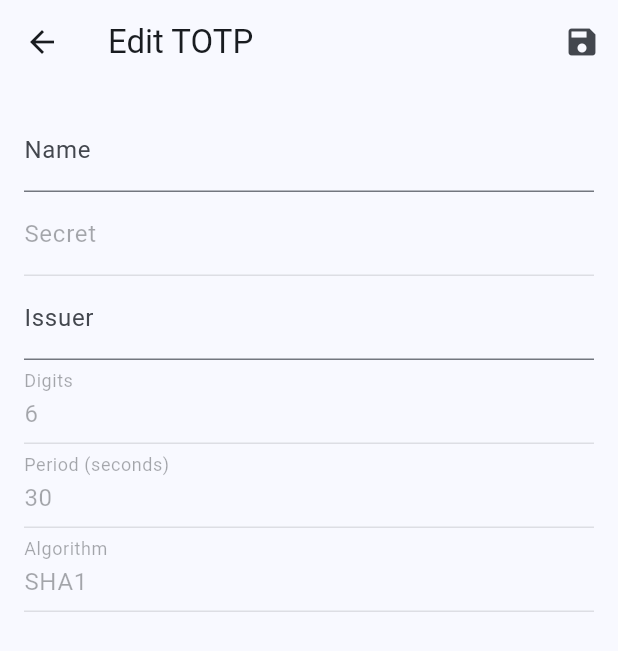
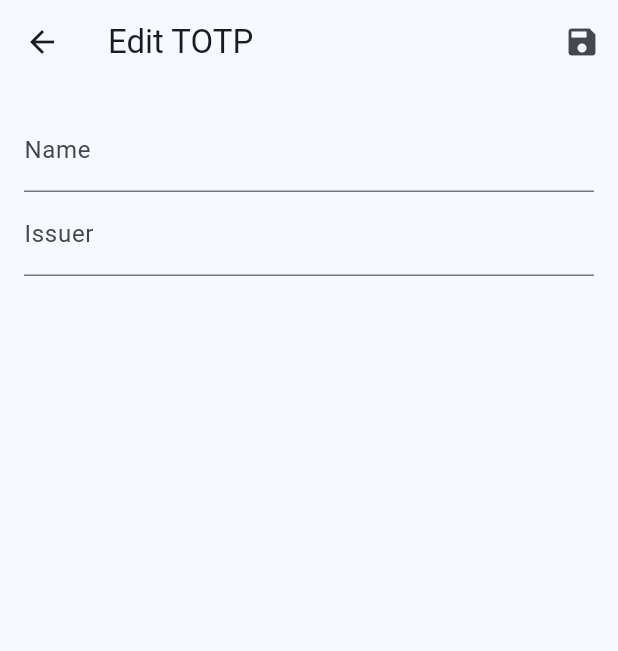
Before and after one commit to hmiyado/folder_authenticator, a Flutter app: the TotpEditPage screen opened directly with empty values, on a phone screen of 412 x 824 dp. Shown: the top 651 px of the screen. Run offline on Flutter 3.47's test engine with Material 3 defaults, Android fonts, the phone set to English and light mode, and no system bars; our stand-ins replace flutter_riverpod, riverpod_annotation, sqflite; missing offline and left inert: base32, mobile_scanner, otp; accounts and stored records are empty; generated files the repository leaves out were written again.

Commit message:
feat: remove unused secret, digits, period, and algorithm fields from TOTP edit page

```diff
--- a/lib/totp_detail/totp_edit_page.dart
+++ b/lib/totp_detail/totp_edit_page.dart
@@ -72,34 +72,8 @@ class _TotpEditPageState extends ConsumerState<TotpEditPage> {
               decoration: const InputDecoration(labelText: 'Name'),
             ),
             TextField(
-              controller: TextEditingController(text: widget.entry.secret),
-              decoration: const InputDecoration(labelText: 'Secret'),
-              enabled: false,
-            ),
-            TextField(
               controller: issuerController,
               decoration: const InputDecoration(labelText: 'Issuer'),
-            ),
-            TextField(
-              controller: TextEditingController(
-                text: widget.entry.digits.toString(),
-              ),
-              decoration: const InputDecoration(labelText: 'Digits'),
-              keyboardType: TextInputType.number,
-              enabled: false,
-            ),
-            TextField(
-              controller: TextEditingController(
-                text: widget.entry.period.toString(),
-              ),
-              decoration: const InputDecoration(labelText: 'Period (seconds)'),
-              keyboardType: TextInputType.number,
-              enabled: false,
-            ),
-            TextField(
-              controller: TextEditingController(text: widget.entry.algorithm),
-              decoration: const InputDecoration(labelText: 'Algorithm'),
-              enabled: false,
             ),
           ],
         ),
```
